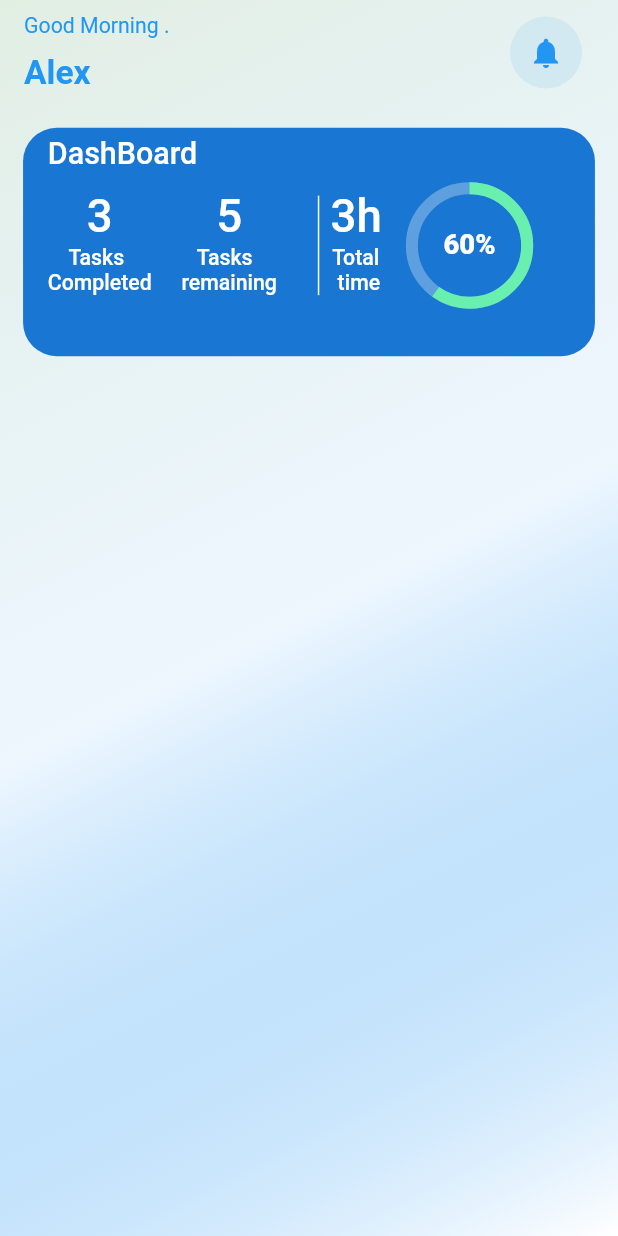
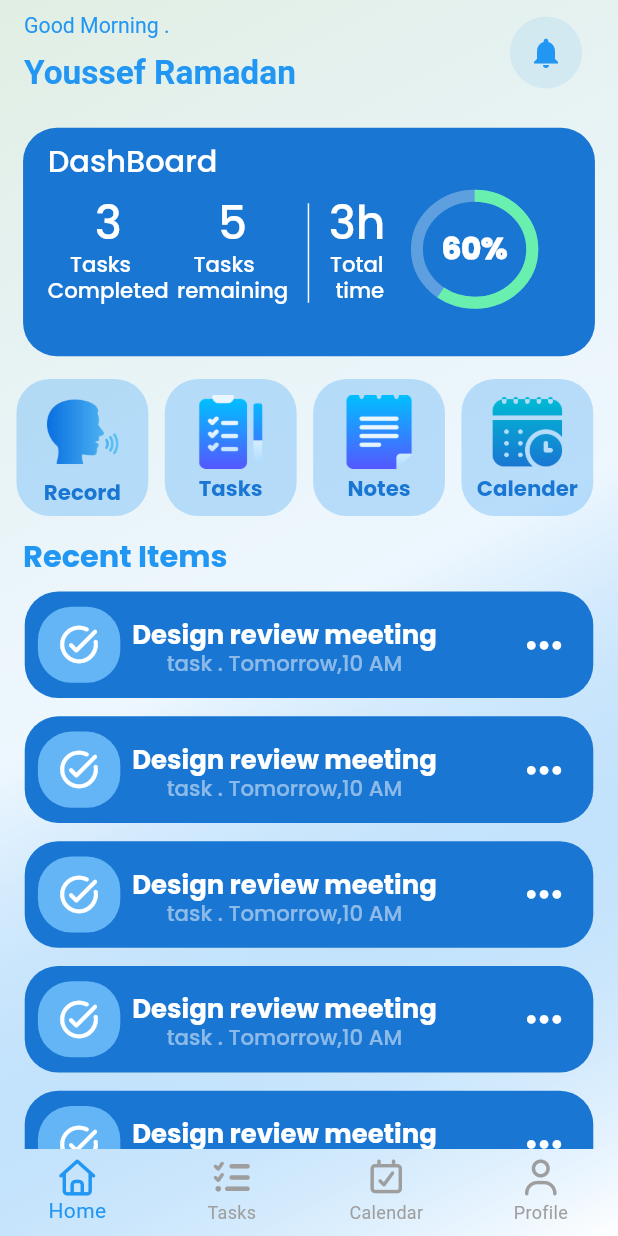
Before and after one commit to Voclio/voclio-mobile, a Flutter app: the HomeScreenBody screen opened directly, on a phone screen of 412 x 824 dp. Run offline on Flutter 3.47's test engine with Material 3 defaults, Android fonts, the phone set to English and light mode, and no system bars; our stand-ins replace animate_do, connectivity_plus, dio, equatable, flutter_bloc, flutter_screenutil and 4 more; accounts and stored records are empty.

Commit message:
feat: Implement initial home screen UI
This commit introduces the initial user interface for the home screen.

Key changes include:
- Added a new home screen body with a linear gradient background.
- Implemented a `HomeDashboard` widget to display task statistics, including completed, remaining, total time, and a progress indicator.
- Created a `HomeListTile` to show a welcoming message and the user's name.
- Added the `fl_chart` dependency for future chart implementations.
- Included localization for the new "welcoming" text in both English and Arabic.

```diff
--- a/lib/core/onboarding/onboarding_screen.dart
+++ b/lib/core/onboarding/onboarding_screen.dart
@@ -37,7 +37,7 @@ class _OnboardingScreenState
     }
   }
 
-  void _onGetStarted() => context.goRoute(AppRouter.login);
+  void _onGetStarted() => context.goRoute(AppRouter.home);
 
   @override
   Widget build(BuildContext context) {
--- a/lib/core/styles/theme/color_extentions.dart
+++ b/lib/core/styles/theme/color_extentions.dart
@@ -4,7 +4,7 @@ import 'package:flutter/material.dart';
 /// This class extends ThemeData to provide custom colors for both light and dark themes
 /// Used throughout the app for consistent color management
 class MyColors extends ThemeExtension<MyColors> {
-  const MyColors({
+  const MyColors( {
     required this.textColor,
     required this.primary,
     required this.primaryLight,
@@ -27,6 +27,7 @@ class MyColors extends ThemeExtension<MyColors> {
     required this.warning,
     required this.error,
     required this.info,
+    required this.primaryDarkmode,
   });
 
   // Core brand colors
@@ -34,7 +35,7 @@ class MyColors extends ThemeExtension<MyColors> {
   final Color? primary;
   final Color? primaryLight;
   final Color? primaryDark;
-
+  final Color? primaryDarkmode;
   // Accent colors for secondary elements
   final Color? accent;
   final Color? accentLight;
@@ -111,7 +112,7 @@ class MyColors extends ThemeExtension<MyColors> {
       success: success ?? this.success,
       warning: warning ?? this.warning,
       error: error ?? this.error,
-      info: info ?? this.info,
+      info: info ?? this.info, primaryDarkmode: primaryDarkmode??this.primaryDarkmode,
     );
   }
 
@@ -146,12 +147,14 @@ class MyColors extends ThemeExtension<MyColors> {
       error: Color.lerp(error, other.error, t),
       info: Color.lerp(info, other.info, t),
       textColor: Color.lerp(textColor, other.textColor, t),
+      primaryDarkmode: Color.lerp(primaryDarkmode, other.primaryDarkmode, t),
     );
   }
 
   /// Light theme configuration - Professional blue and green colors
   /// Suitable for productivity and voice-to-text applications
   static const MyColors light = MyColors(
+    primaryDarkmode:Color(0xFF1976D2),
     primary: Color(0xFF2196F3), // Professional blue for productivity apps
     primaryLight: Color(0xFF64B5F6), // Light blue, easy on the eyes
     primaryDark: Color(0xFF1976D2), // Dark blue, professional
@@ -200,6 +203,7 @@ class MyColors extends ThemeExtension<MyColors> {
     success: Color(0xFF4CAF50), // Green for success
     warning: Color(0xFFFF9800), // Orange for warnings
     error: Color(0xFFF44336), // Red for errors
-    info: Color(0xFF2196F3), // Blue for information
+    info: Color(0xFF2196F3),
+    primaryDarkmode: Color(0xFF64B5F6), // Blue for information
   );
 }
--- a/lib/features/home/presentation/refactor/home_screen_body.dart
+++ b/lib/features/home/presentation/refactor/home_screen_body.dart
@@ -1,27 +1,119 @@
+import 'dart:ui';
 import 'package:flutter/material.dart';
 import 'package:flutter_screenutil/flutter_screenutil.dart';
+import 'package:font_awesome_flutter/font_awesome_flutter.dart';
 import 'package:voclio_app/core/extentions/context_extentions.dart';
 import '../../../../core/app/linaer_container.dart';
 import '../widjets/home_dashboard.dart';
 import '../widjets/home_list_tile.dart';
+import '../widjets/home_task_list.dart';
+import '../widjets/menu_list_view.dart';
 
-class HomeScreenBody extends StatelessWidget {
+class HomeScreenBody extends StatefulWidget {
   const HomeScreenBody({super.key});
+
+  @override
+  State<HomeScreenBody> createState() => _HomeScreenBodyState();
+}
+
+class _HomeScreenBodyState extends State<HomeScreenBody> {
+  int _currentIndex = 0;
 
   @override
   Widget build(BuildContext context) {
     return Scaffold(
+      extendBody: true,
       body: LinearContainer(
         child: SafeArea(
-          child: Column(
-            children: [
-              // Home header Info
-              HomeListTile(),
-              SizedBox(height: 15.h),
-              // Home Dashboard
-              HomeDashboard(),
+          child: CustomScrollView(
+            physics: const BouncingScrollPhysics(),
+            slivers: [
+              //  الجزء الثابت الأعلى
+              SliverToBoxAdapter(
+                child: Column(
+                  crossAxisAlignment: CrossAxisAlignment.start,
+                  children: [
+                    // Home Info
+                    HomeListTile(),
+                    SizedBox(height: 15.h),
+
+                    // Dashboard
+                    HomeDashboard(),
+                    SizedBox(height: 15.h),
+
+                    // Menu List
+                    MenuListView(),
+                    SizedBox(height: 15.h),
+
+                    // Section Title
+                    Padding(
+                      padding: EdgeInsets.symmetric(horizontal: 14.w),
+                      child: Text(
+                        'Recent Items',
+                        style: context.textStyle.copyWith(
+                          fontSize: 20.sp,
+                          fontWeight: FontWeight.w600,
+                          color: context.colors.textColor,
+                          fontFamily: 'poppins',
+                        ),
+                      ),
+                    ),
+                    SizedBox(height: 10.h),
+                  ],
+                ),
+              ),
+
+              //  قائمة الـ Tasks قابلة للسكرول
+              SliverList.separated(
+                itemCount: 10,
+                separatorBuilder: (_, __) => SizedBox(height: 12.h),
+                itemBuilder: (context, index) => const HomeTasksList(),
+              ),
+
+              //  Padding في النهاية عشان ما تتغطاش  BottomBar
+              SliverToBoxAdapter(
+                child: SizedBox(height: 100.h),
+              ),
             ],
           ),
+        ),
+      ),
+
+      // ✅ Bottom Navigation Bar
+      bottomNavigationBar: ClipRRect(
+        borderRadius: BorderRadius.vertical(
+          top: Radius.circular(15.r),
+        ),
+        child: BottomNavigationBar(
+          backgroundColor: Colors.transparent,
+          elevation: 0,
+          currentIndex: _currentIndex,
+          type: BottomNavigationBarType.fixed,
+          selectedItemColor: context.colors.primary,
+          unselectedItemColor: Colors.grey,
+          onTap: (index) {
+            setState(() {
+              _currentIndex = index;
+            });
+          },
+          items: const [
+            BottomNavigationBarItem(
+              icon: Icon(FontAwesomeIcons.house),
+              label: 'Home',
+            ),
+            BottomNavigationBarItem(
+              icon: Icon(FontAwesomeIcons.tasks),
+              label: 'Tasks',
+            ),
+            BottomNavigationBarItem(
+              icon: Icon(FontAwesomeIcons.calendarCheck),
+              label: 'Calendar',
+            ),
+            BottomNavigationBarItem(
+              icon: Icon(FontAwesomeIcons.user),
+              label: 'Profile',
+            ),
+          ],
         ),
       ),
     );
--- a/lib/features/home/presentation/widjets/home_dashboard.dart
+++ b/lib/features/home/presentation/widjets/home_dashboard.dart
@@ -24,10 +24,12 @@ class HomeDashboard extends StatelessWidget {
           child: Column(
             crossAxisAlignment: CrossAxisAlignment.start,
             children: [
+              SizedBox(height: 5.h,),
               Text('DashBoard',style: context.textStyle.copyWith(
                 fontSize: 20.sp,
                 fontWeight: FontWeight.w500,
                 color: context.colors.white,
+                  fontFamily: 'poppins'
 
               ),),
               SizedBox(height: 10.h,),
@@ -43,54 +45,61 @@ class HomeDashboard extends StatelessWidget {
                           fontSize: 30.sp,
                           fontWeight: FontWeight.w500,
                           color: context.colors.white,
+                            fontFamily: 'poppins'
                         ),),
                         Text('\t\t\t\tTasks\nCompleted',style: context.textStyle.copyWith(
                           fontSize: 14.sp,
                           fontWeight: FontWeight.w500,
                           color: context.colors.white,
+                            fontFamily: 'poppins'
                         ),),
                       ],
                     ),
-                    SizedBox(width: 18.w,),
+                    SizedBox(width: 5.w,),
                     Column(
                       children: [
                         Text('5',style: context.textStyle.copyWith(
                           fontSize: 30.sp,
                           fontWeight: FontWeight.w500,
                           color: context.colors.white,
+                            fontFamily: 'poppins'
                         ),),
                         Text('\t\t\tTasks\nremaining',style: context.textStyle.copyWith(
                           fontSize: 14.sp,
                           fontWeight: FontWeight.w500,
                           color: context.colors.white,
+                            fontFamily: 'poppins'
                         ),),
                       ],
                     ),
-                    SizedBox(width: 18.w,),
+                    SizedBox(width: 5.w,),
                     VerticalDivider(
                       indent: 5,
                       endIndent: 20,
+
                       color: context.colors.white,
                       thickness: 1,
                     ),
-
+                    SizedBox(width: 5.w,),
                     Column(
                       children: [
                         Text('3h',style: context.textStyle.copyWith(
                           fontSize: 30.sp,
                           fontWeight: FontWeight.w500,
                           color: context.colors.white,
+                            fontFamily: 'poppins'
                         ),),
                         Text('Total\n\ttime',style: context.textStyle.copyWith(
                           fontSize: 14.sp,
                           fontWeight: FontWeight.w500,
                           color: context.colors.white,
+                            fontFamily: 'poppins'
                         ),),
                       ],
                     ),
-
+                      SizedBox(width: 10.w,),
                     Padding(
-                      padding: const EdgeInsets.only(left: 20,bottom: 15),
+                      padding: const EdgeInsets.only(left: 10,bottom: 20),
                       child: Stack(
                         alignment: Alignment.center,
                         children: [
@@ -109,7 +118,8 @@ class HomeDashboard extends StatelessWidget {
                             style: context.textStyle.copyWith(
                               color: context.colors.white,
                               fontWeight: FontWeight.w900,
-                              fontSize: 18.sp,
+                              fontSize: 20.sp,
+                                fontFamily: 'poppins'
                             ),
                           ),
                         ],
--- a/lib/features/home/presentation/widjets/home_list_tile.dart
+++ b/lib/features/home/presentation/widjets/home_list_tile.dart
@@ -22,7 +22,7 @@ class HomeListTile extends StatelessWidget {
       subtitle: Padding(
         padding: const EdgeInsets.only(top: 10),
         child: Text(
-          'Alex',
+          'Youssef Ramadan',
           style: context.textStyle.copyWith(
             fontSize: 22.sp,
             fontWeight: FontWeight.bold,
--- /dev/null
+++ b/lib/features/home/presentation/widjets/home_task_list.dart
@@ -0,0 +1,96 @@
+import 'dart:ui';
+import 'package:flutter_screenutil/flutter_screenutil.dart';
+
+import 'package:flutter/cupertino.dart';
+import 'package:flutter/material.dart';
+import 'package:font_awesome_flutter/font_awesome_flutter.dart';
+import 'package:voclio_app/core/extentions/context_extentions.dart';
+
+class HomeTasksList extends StatelessWidget {
+  const HomeTasksList({
+    super.key,
+  });
+
+  @override
+  Widget build(BuildContext context) {
+    return Padding(
+      padding: EdgeInsets.symmetric(
+        horizontal: 15.w,
+      ),
+      child: Container(
+        width: double.infinity,
+        height: 70.h,
+        decoration: BoxDecoration(
+          color: context.colors.primaryDark,
+          borderRadius: BorderRadius.circular(
+            22.r,
+          ),
+        ),
+        child: Padding(
+          padding: EdgeInsets.symmetric(
+            horizontal: 8.w,
+          ),
+          child: Row(
+            children: [
+              Container(
+                width: 50.w,
+                height: 50.h,
+                decoration: BoxDecoration(
+                  color:
+                  context.colors.primaryLight,
+                  borderRadius:
+                  BorderRadius.circular(22.r),
+                ),
+                child: Icon(
+                  Icons.task_alt_rounded,
+                  size: 30,
+                  color: context.colors.white,
+                ),
+              ),
+              Padding(
+                padding: const EdgeInsets.only(
+                  top: 18,
+                  left: 8,
+                ),
+                child: Column(
+                  children: [
+                    Text(
+                      'Design review meeting',
+                      style: context.textStyle
+                          .copyWith(
+                          color:
+                          context
+                              .colors
+                              .white,
+                          fontSize: 17.sp,
+                          fontWeight:
+                          FontWeight.bold,
+                          fontFamily: 'poppins'
+                      ),
+                    ),
+                    Text(
+                      'task . Tomorrow,10 AM',
+                      style: context.textStyle
+                          .copyWith(
+                          color:
+                          context
+                              .colors
+                              .white?.withOpacity(0.5),
+                          fontSize: 14.sp,
+                          fontWeight:
+                          FontWeight.w500,
+                          fontFamily: 'poppins'
+                      ),
+                    ),
+                  ],
+                ),
+              ),
+              Spacer(),
+              IconButton(onPressed: (){} ,icon:Icon( FontAwesomeIcons.ellipsis,size:26,color: Colors.white, ))
+            ],
+          ),
+        ),
+      ),
+    );
+  }
+}
--- /dev/null
+++ b/lib/features/home/presentation/widjets/menu_list_view.dart
@@ -0,0 +1,147 @@
+import 'package:flutter/cupertino.dart';
+import 'package:voclio_app/core/extentions/context_extentions.dart';
+import 'package:flutter_screenutil/flutter_screenutil.dart';
+
+class MenuListView extends StatelessWidget {
+  const MenuListView({
+    super.key,
+  });
+
+  @override
+  Widget build(BuildContext context) {
+    return SizedBox(
+      height: 90.h,
+      child: ListView(
+        physics: AlwaysScrollableScrollPhysics(),
+        scrollDirection: Axis.horizontal,
+        children: [
+          SizedBox(width: 10.w,),
+          Container(
+            width: 80.w,
+            height: 80.h,
+            decoration: BoxDecoration(
+              color: context.colors.primaryLight
+                  ?.withOpacity(0.4),
+              borderRadius: BorderRadius.circular(
+                22.r,
+              ),
+            ),
+            child: Column(
+              crossAxisAlignment:
+              CrossAxisAlignment.center,
+              mainAxisAlignment:
+              MainAxisAlignment.center,
+              children: [
+                Image.asset('assets/images/speak.png',width: 50.w,),
+                SizedBox(height: 4.h,),
+                Text(
+                  'Record',
+                  style: context.textStyle
+                      .copyWith(fontSize: 14.sp,
+                      fontWeight: FontWeight.bold,
+                      color: context.colors.primaryDarkmode,
+                      fontFamily: 'poppins'
+                  ),
+                ),
+              ],
+            ),
+          ),
+          SizedBox(width: 10.w,),
+          Container(
+            width: 80.w,
+            height: 80.h,
+            decoration: BoxDecoration(
+              color: context.colors.primaryLight
+                  ?.withOpacity(0.4),
+              borderRadius: BorderRadius.circular(
+                22.r,
+              ),
+            ),
+            child: Column(
+              crossAxisAlignment:
+              CrossAxisAlignment.center,
+              mainAxisAlignment:
+              MainAxisAlignment.center,
+              children: [
+                Image.asset('assets/images/task-list.png',width: 45.w,),
+                SizedBox(height: 4.h,),
+                Text(
+                  'Tasks',
+                  style: context.textStyle
+                      .copyWith(fontSize: 14.sp,
+                      fontWeight: FontWeight.bold,
+                      color: context.colors.primaryDarkmode,
+                      fontFamily: 'poppins'
+                  ),
+                ),
+              ],
+            ),
+          ),
+          SizedBox(width: 10.w,),
+          Container(
+            width: 80.w,
+            height: 80.h,
+            decoration: BoxDecoration(
+              color: context.colors.primaryLight
+                  ?.withOpacity(0.4),
+              borderRadius: BorderRadius.circular(
+                22.r,
+              ),
+            ),
+            child: Column(
+              crossAxisAlignment:
+              CrossAxisAlignment.center,
+              mainAxisAlignment:
+              MainAxisAlignment.center,
+              children: [
+                Image.asset('assets/images/note.png',width: 45.w,),
+                SizedBox(height: 4.h,),
+                Text(
+                  'Notes',
+                  style: context.textStyle
+                      .copyWith(fontSize: 14.sp,
+                      fontWeight: FontWeight.bold,
+                      color: context.colors.primaryDarkmode,
+                      fontFamily: 'poppins'
+                  ),
+                ),
+              ],
+            ),
+          ),
+          SizedBox(width: 10.w,),
+          Container(
+            width: 80.w,
+            height: 80.h,
+            decoration: BoxDecoration(
+              color: context.colors.primaryLight
+                  ?.withOpacity(0.4),
+              borderRadius: BorderRadius.circular(
+                22.r,
+              ),
+            ),
+            child: Column(
+              crossAxisAlignment:
+              CrossAxisAlignment.center,
+              mainAxisAlignment:
+              MainAxisAlignment.center,
+              children: [
+                Image.asset('assets/images/calendar.png',width: 45.w,),
+                SizedBox(height: 4.h,),
+                Text(
+                  'Calender',
+                  style: context.textStyle
+                      .copyWith(fontSize: 14.sp,
+                      fontWeight: FontWeight.bold,
+                      color: context.colors.primaryDarkmode,
+                      fontFamily: 'poppins'
+                  ),
+                ),
+              ],
+            ),
+          ),
+
+        ],
+      ),
+    );
+  }
+}
--- a/lib/voclio_app.dart
+++ b/lib/voclio_app.dart
@@ -37,7 +37,7 @@ class VoclioApp extends StatelessWidget {
                       create: (context) => getIt<AuthBloc>(),
                       child: MaterialApp.router(
                         debugShowCheckedModeBanner: false,
-                        theme: isDarkMode ?themeDark(): themeLight(),
+                        theme:   themeLight(),
                         darkTheme: themeDark(),
                         locale: locale,
                         supportedLocales: AppLocalizationsSetup.supportedLocales,
--- a/pubspec.yaml
+++ b/pubspec.yaml
@@ -39,6 +39,7 @@ dependencies:
   cupertino_icons: ^1.0.8
   flutter_bloc: ^9.1.1
   fl_chart: ^1.1.0
+  font_awesome_flutter: ^10.9.1
 
 dev_dependencies:
   flutter_test:
```
Also changed, not shown: assets/images/calendar.png (added), assets/images/note.png (added), assets/images/speak.png (added), assets/images/task-list.png (added), pubspec.lock.
